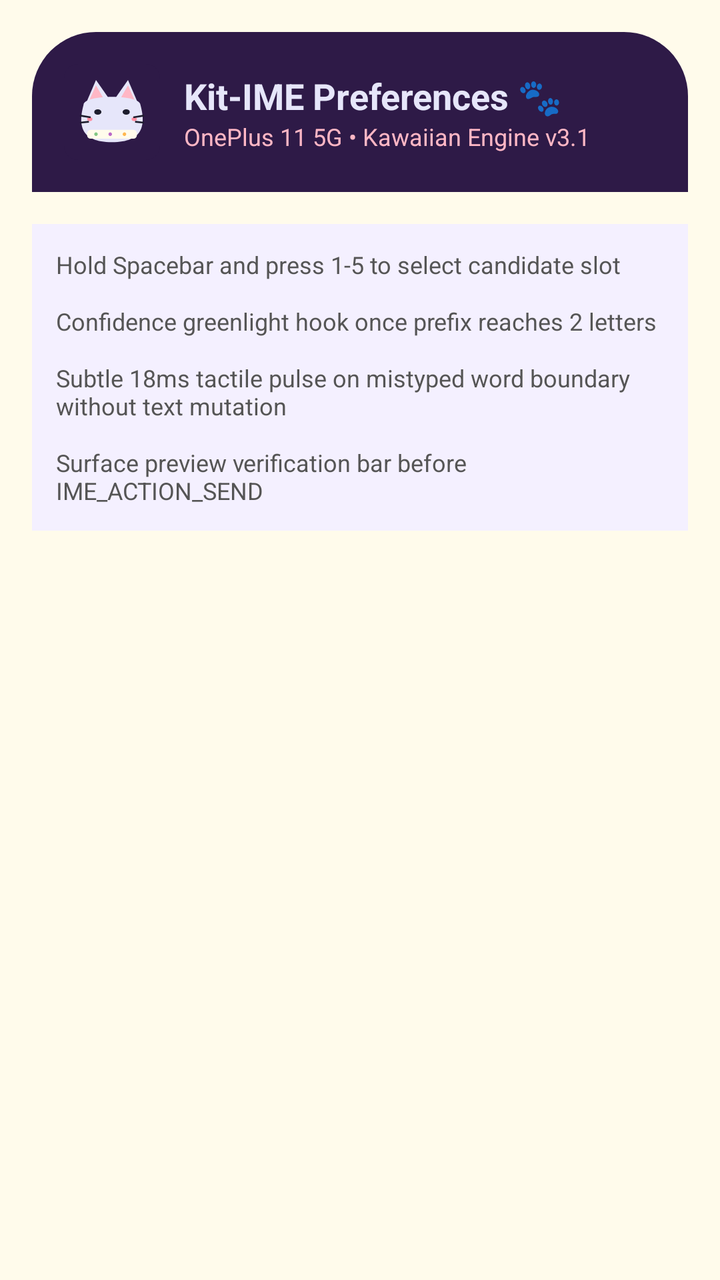
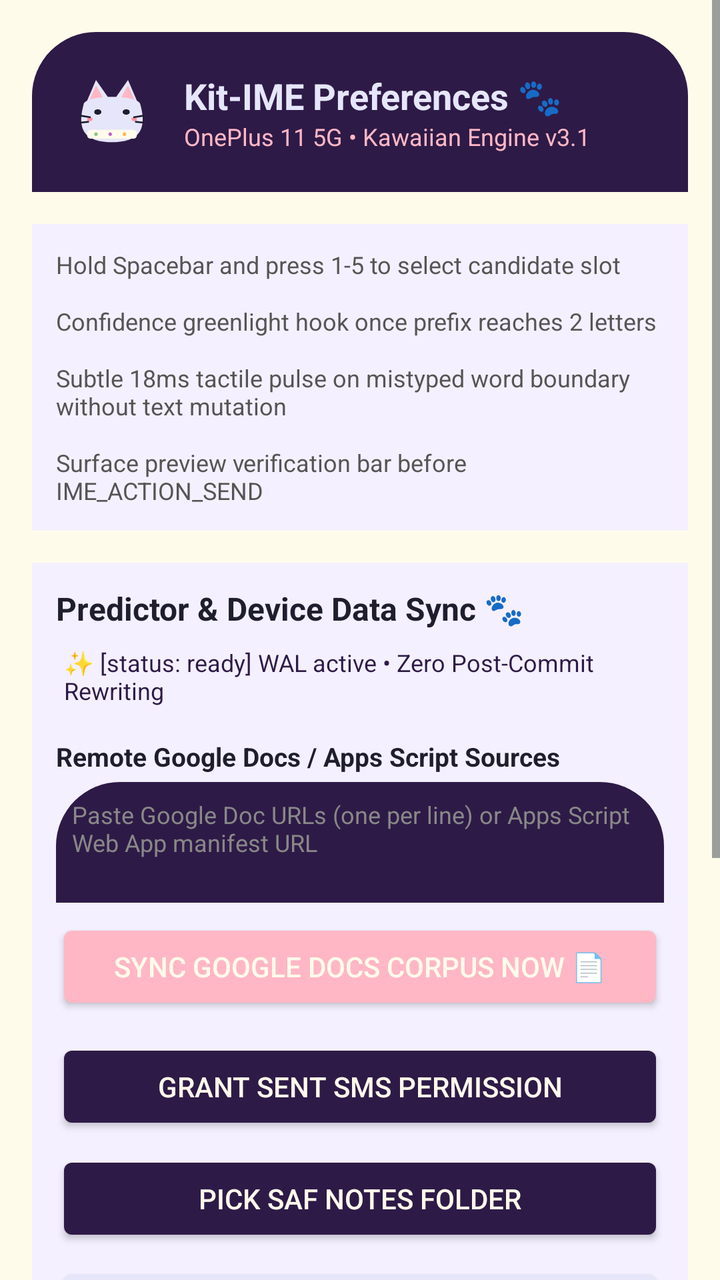

Two renders of the same Android screen: before a commit and after it. Below are the layout's source before the change and the commit's diff.
<!-- AndroidManifest.xml: application theme Theme.KitIme -->
<!-- res/layout/activity_settings.xml -->
<?xml version="1.0" encoding="utf-8"?>
<LinearLayout xmlns:android="http://schemas.android.com/apk/res/android"
    android:layout_width="match_parent"
    android:layout_height="match_parent"
    android:orientation="vertical"
    android:background="@color/kawaii_gold"
    android:padding="16dp">

    
    <LinearLayout
        android:layout_width="match_parent"
        android:layout_height="wrap_content"
        android:orientation="horizontal"
        android:gravity="center_vertical"
        android:background="@drawable/bg_ime_panel"
        android:padding="16dp"
        android:layout_marginBottom="16dp">

        <ImageView
            android:layout_width="48dp"
            android:layout_height="48dp"
            android:src="@drawable/ic_kitime_logo"
            android:contentDescription="@string/app_name" />

        <LinearLayout
            android:layout_width="0dp"
            android:layout_height="wrap_content"
            android:layout_weight="1"
            android:orientation="vertical"
            android:layout_marginStart="12dp">

            <TextView
                android:layout_width="wrap_content"
                android:layout_height="wrap_content"
                android:text="Kit-IME Preferences 🐾"
                android:textColor="@color/kawaii_lavender"
                android:textSize="18sp"
                android:textStyle="bold" />

            <TextView
                android:layout_width="wrap_content"
                android:layout_height="wrap_content"
                android:text="OnePlus 11 5G • Kawaiian Engine v3.1"
                android:textColor="@color/kawaii_pink"
                android:textSize="12sp" />
        </LinearLayout>
    </LinearLayout>

    
    <LinearLayout
        android:layout_width="match_parent"
        android:layout_height="wrap_content"
        android:orientation="vertical"
        android:background="@color/kawaii_card_bg"
        android:padding="12dp">

        
        <androidx.appcompat.widget.SwitchCompat
            android:id="@+id/switch_space_chord"
            android:layout_width="match_parent"
            android:layout_height="wrap_content"
            android:text="@string/pref_chord_mode"
            android:textColor="@color/kawaii_slate"
            android:textSize="15sp"
            android:textStyle="bold"
            android:paddingTop="8dp"
            android:paddingBottom="8dp" />

        <TextView
            android:layout_width="match_parent"
            android:layout_height="wrap_content"
            android:text="@string/pref_chord_mode_summary"
            android:textColor="#555"
            android:textSize="12sp"
            android:layout_marginBottom="12dp" />

        
        <androidx.appcompat.widget.SwitchCompat
            android:id="@+id/switch_greenlight"
            android:layout_width="match_parent"
            android:layout_height="wrap_content"
            android:text="@string/pref_greenlight"
            android:textColor="@color/kawaii_slate"
            android:textSize="15sp"
            android:textStyle="bold"
            android:paddingTop="8dp"
            android:paddingBottom="8dp" />

        <TextView
            android:layout_width="match_parent"
            android:layout_height="wrap_content"
            android:text="@string/pref_greenlight_summary"
            android:textColor="#555"
            android:textSize="12sp"
            android:layout_marginBottom="12dp" />

        
        <androidx.appcompat.widget.SwitchCompat
            android:id="@+id/switch_soft_bzzt"
            android:layout_width="match_parent"
            android:layout_height="wrap_content"
            android:text="@string/pref_soft_bzzt"
            android:textColor="@color/kawaii_slate"
            android:textSize="15sp"
            android:textStyle="bold"
            android:paddingTop="8dp"
            android:paddingBottom="8dp" />

        <TextView
            android:layout_width="match_parent"
            android:layout_height="wrap_content"
            android:text="@string/pref_soft_bzzt_summary"
            android:textColor="#555"
            android:textSize="12sp"
            android:layout_marginBottom="12dp" />

        
        <androidx.appcompat.widget.SwitchCompat
            android:id="@+id/switch_send_guard"
            android:layout_width="match_parent"
            android:layout_height="wrap_content"
            android:text="@string/pref_send_guard"
            android:textColor="@color/kawaii_slate"
            android:textSize="15sp"
            android:textStyle="bold"
            android:paddingTop="8dp"
            android:paddingBottom="8dp" />

        <TextView
            android:layout_width="match_parent"
            android:layout_height="wrap_content"
            android:text="@string/pref_send_guard_summary"
            android:textColor="#555"
            android:textSize="12sp" />

    </LinearLayout>

</LinearLayout>
<!-- resources referenced by this layout -->
<resources>
  <color name="kawaii_card_bg">#F4F0FF</color>
  <color name="kawaii_gold">#FFFBEB</color>
  <color name="kawaii_lavender">#E6E6FA</color>
  <color name="kawaii_pink">#FFB7C5</color>
  <color name="kawaii_slate">#1E1E2E</color>
  <!-- drawable bg_ime_panel (drawable) -->
  <?xml version="1.0" encoding="utf-8"?>
  <shape xmlns:android="http://schemas.android.com/apk/res/android"
      android:shape="rectangle">
      <corners
          android:topLeftRadius="32dp"
          android:topRightRadius="32dp"
          android:bottomLeftRadius="0dp"
          android:bottomRightRadius="0dp" />
      <solid android:color="@color/kawaii_indigo" />
  </shape>
  <!-- drawable ic_kitime_logo: vector/xml drawable (drawable, 2151 chars, omitted) -->
  <string name="app_name">Kit-IME</string>
  <string name="pref_chord_mode">Spacebar + Number Chord Selection</string>
  <string name="pref_chord_mode_summary">Hold Spacebar and press 1-5 to select candidate slot</string>
  <string name="pref_greenlight">2-Letter Greenlighting</string>
  <string name="pref_greenlight_summary">Confidence greenlight hook once prefix reaches 2 letters</string>
  <string name="pref_send_guard">Double-Check Before Send</string>
  <string name="pref_send_guard_summary">Surface preview verification bar before IME_ACTION_SEND</string>
  <string name="pref_soft_bzzt">Soft Spelling "Bzzt" Haptic</string>
  <string name="pref_soft_bzzt_summary">Subtle 18ms tactile pulse on mistyped word boundary without text mutation</string>
  <style name="Theme.KitIme" parent="android:Theme.DeviceDefault.InputMethod">
          <item name="android:colorBackground">@color/kawaii_indigo</item>
      </style>
  <color name="kawaii_indigo">#2E1A47</color>
</resources>

<!-- the commit's change to res/layout/activity_settings.xml (unified diff, before → after) -->
@@ -1,138 +1,279 @@
 <?xml version="1.0" encoding="utf-8"?>
-<LinearLayout xmlns:android="http://schemas.android.com/apk/res/android"
+<ScrollView xmlns:android="http://schemas.android.com/apk/res/android"
     android:layout_width="match_parent"
     android:layout_height="match_parent"
-    android:orientation="vertical"
     android:background="@color/kawaii_gold"
-    android:padding="16dp">
-
-    
-    <LinearLayout
-        android:layout_width="match_parent"
-        android:layout_height="wrap_content"
-        android:orientation="horizontal"
-        android:gravity="center_vertical"
-        android:background="@drawable/bg_ime_panel"
-        android:padding="16dp"
-        android:layout_marginBottom="16dp">
-
-        <ImageView
-            android:layout_width="48dp"
-            android:layout_height="48dp"
-            android:src="@drawable/ic_kitime_logo"
-            android:contentDescription="@string/app_name" />
-
-        <LinearLayout
-            android:layout_width="0dp"
-            android:layout_height="wrap_content"
-            android:layout_weight="1"
-            android:orientation="vertical"
-            android:layout_marginStart="12dp">
-
-            <TextView
-                android:layout_width="wrap_content"
-                android:layout_height="wrap_content"
-                android:text="Kit-IME Preferences 🐾"
-                android:textColor="@color/kawaii_lavender"
-                android:textSize="18sp"
-                android:textStyle="bold" />
-
-            <TextView
-                android:layout_width="wrap_content"
-                android:layout_height="wrap_content"
-                android:text="OnePlus 11 5G • Kawaiian Engine v3.1"
-                android:textColor="@color/kawaii_pink"
-                android:textSize="12sp" />
-        </LinearLayout>
-    </LinearLayout>
-
-    
+    android:fillViewport="true">
+
     <LinearLayout
         android:layout_width="match_parent"
         android:layout_height="wrap_content"
         android:orientation="vertical"
-        android:background="@color/kawaii_card_bg"
-        android:padding="12dp">
+        android:padding="16dp">
 
         
-        <androidx.appcompat.widget.SwitchCompat
-            android:id="@+id/switch_space_chord"
+        <LinearLayout
             android:layout_width="match_parent"
             android:layout_height="wrap_content"
-            android:text="@string/pref_chord_mode"
-            android:textColor="@color/kawaii_slate"
-            android:textSize="15sp"
-            android:textStyle="bold"
-            android:paddingTop="8dp"
-            android:paddingBottom="8dp" />
-
-        <TextView
+            android:orientation="horizontal"
+            android:gravity="center_vertical"
+            android:background="@drawable/bg_ime_panel"
+            android:padding="16dp"
+            android:layout_marginBottom="16dp">
+
+            <ImageView
+                android:layout_width="48dp"
+                android:layout_height="48dp"
+                android:src="@drawable/ic_kitime_logo"
+                android:contentDescription="@string/app_name" />
+
+            <LinearLayout
+                android:layout_width="0dp"
+                android:layout_height="wrap_content"
+                android:layout_weight="1"
+                android:orientation="vertical"
+                android:layout_marginStart="12dp">
+
+                <TextView
+                    android:layout_width="wrap_content"
+                    android:layout_height="wrap_content"
+                    android:text="Kit-IME Preferences 🐾"
+                    android:textColor="@color/kawaii_lavender"
+                    android:textSize="18sp"
+                    android:textStyle="bold" />
+
+                <TextView
+                    android:layout_width="wrap_content"
+                    android:layout_height="wrap_content"
+                    android:text="OnePlus 11 5G • Kawaiian Engine v3.1"
+                    android:textColor="@color/kawaii_pink"
+                    android:textSize="12sp" />
+            </LinearLayout>
+        </LinearLayout>
+
+        
+        <LinearLayout
             android:layout_width="match_parent"
             android:layout_height="wrap_content"
-            android:text="@string/pref_chord_mode_summary"
-            android:textColor="#555"
-            android:textSize="12sp"
-            android:layout_marginBottom="12dp" />
+            android:orientation="vertical"
+            android:background="@color/kawaii_card_bg"
+            android:padding="12dp"
+            android:layout_marginBottom="16dp">
+
+            
+            <androidx.appcompat.widget.SwitchCompat
+                android:id="@+id/switch_space_chord"
+                android:layout_width="match_parent"
+                android:layout_height="wrap_content"
+                android:text="@string/pref_chord_mode"
+                android:textColor="@color/kawaii_slate"
+                android:textSize="15sp"
+                android:textStyle="bold"
+                android:paddingTop="8dp"
+                android:paddingBottom="8dp" />
+
+            <TextView
+                android:layout_width="match_parent"
+                android:layout_height="wrap_content"
+                android:text="@string/pref_chord_mode_summary"
+                android:textColor="#555"
+                android:textSize="12sp"
+                android:layout_marginBottom="12dp" />
+
+            
+            <androidx.appcompat.widget.SwitchCompat
+                android:id="@+id/switch_greenlight"
+                android:layout_width="match_parent"
+                android:layout_height="wrap_content"
+                android:text="@string/pref_greenlight"
+                android:textColor="@color/kawaii_slate"
+                android:textSize="15sp"
+                android:textStyle="bold"
+                android:paddingTop="8dp"
+                android:paddingBottom="8dp" />
+
+            <TextView
+                android:layout_width="match_parent"
+                android:layout_height="wrap_content"
+                android:text="@string/pref_greenlight_summary"
+                android:textColor="#555"
+                android:textSize="12sp"
+                android:layout_marginBottom="12dp" />
+
+            
+            <androidx.appcompat.widget.SwitchCompat
+                android:id="@+id/switch_soft_bzzt"
+                android:layout_width="match_parent"
+                android:layout_height="wrap_content"
+                android:text="@string/pref_soft_bzzt"
+                android:textColor="@color/kawaii_slate"
+                android:textSize="15sp"
+                android:textStyle="bold"
+                android:paddingTop="8dp"
+                android:paddingBottom="8dp" />
+
+            <TextView
+                android:layout_width="match_parent"
+                android:layout_height="wrap_content"
+                android:text="@string/pref_soft_bzzt_summary"
+                android:textColor="#555"
+                android:textSize="12sp"
+                android:layout_marginBottom="12dp" />
+
+            
+            <androidx.appcompat.widget.SwitchCompat
+                android:id="@+id/switch_send_guard"
+                android:layout_width="match_parent"
+                android:layout_height="wrap_content"
+                android:text="@string/pref_send_guard"
+                android:textColor="@color/kawaii_slate"
+                android:textSize="15sp"
+                android:textStyle="bold"
+                android:paddingTop="8dp"
+                android:paddingBottom="8dp" />
+
+            <TextView
+                android:layout_width="match_parent"
+                android:layout_height="wrap_content"
+                android:text="@string/pref_send_guard_summary"
+                android:textColor="#555"
+                android:textSize="12sp" />
+
+        </LinearLayout>
 
         
-        <androidx.appcompat.widget.SwitchCompat
-            android:id="@+id/switch_greenlight"
+        <LinearLayout
             android:layout_width="match_parent"
             android:layout_height="wrap_content"
-            android:text="@string/pref_greenlight"
-            android:textColor="@color/kawaii_slate"
-            android:textSize="15sp"
-            android:textStyle="bold"
-            android:paddingTop="8dp"
-            android:paddingBottom="8dp" />
-
-        <TextView
-            android:layout_width="match_parent"
-            android:layout_height="wrap_content"
-            android:text="@string/pref_greenlight_summary"
-            android:textColor="#555"
-            android:textSize="12sp"
-            android:layout_marginBottom="12dp" />
-
-        
-        <androidx.appcompat.widget.SwitchCompat
-            android:id="@+id/switch_soft_bzzt"
-            android:layout_width="match_parent"
-            android:layout_height="wrap_content"
-            android:text="@string/pref_soft_bzzt"
-            android:textColor="@color/kawaii_slate"
-            android:textSize="15sp"
-            android:textStyle="bold"
-            android:paddingTop="8dp"
-            android:paddingBottom="8dp" />
-
-        <TextView
-            android:layout_width="match_parent"
-            android:layout_height="wrap_content"
-            android:text="@string/pref_soft_bzzt_summary"
-            android:textColor="#555"
-            android:textSize="12sp"
-            android:layout_marginBottom="12dp" />
-
-        
-        <androidx.appcompat.widget.SwitchCompat
-            android:id="@+id/switch_send_guard"
-            android:layout_width="match_parent"
-            android:layout_height="wrap_content"
-            android:text="@string/pref_send_guard"
-            android:textColor="@color/kawaii_slate"
-            android:textSize="15sp"
-            android:textStyle="bold"
-            android:paddingTop="8dp"
-            android:paddingBottom="8dp" />
-
-        <TextView
-            android:layout_width="match_parent"
-            android:layout_height="wrap_content"
-            android:text="@string/pref_send_guard_summary"
-            android:textColor="#555"
-            android:textSize="12sp" />
+            android:orientation="vertical"
+            android:background="@color/kawaii_card_bg"
+            android:padding="12dp"
+            android:layout_marginBottom="16dp">
+
+            <TextView
+                android:layout_width="wrap_content"
+                android:layout_height="wrap_content"
+                android:text="@string/pref_data_sync_title"
+                android:textColor="@color/kawaii_slate"
+                android:textSize="16sp"
+                android:textStyle="bold"
+                android:layout_marginBottom="4dp" />
+
+            <TextView
+                android:id="@+id/txt_sync_status"
+                android:layout_width="match_parent"
+                android:layout_height="wrap_content"
+                android:text="✨ [status: ready] WAL active • Zero Post-Commit Rewriting"
+                android:textColor="@color/kawaii_indigo"
+                android:textSize="12sp"
+                android:padding="4dp"
+                android:layout_marginBottom="12dp" />
+
+            
+            <TextView
+                android:layout_width="match_parent"
+                android:layout_height="wrap_content"
+                android:text="@string/lbl_google_docs_title"
+                android:textColor="@color/kawaii_slate"
+                android:textSize="13sp"
+                android:textStyle="bold"
+                android:layout_marginBottom="4dp" />
+
+            <EditText
+                android:id="@+id/edit_google_doc_urls"
+                android:layout_width="match_parent"
+                android:layout_height="wrap_content"
+                android:hint="@string/hint_google_docs_urls"
+                android:textSize="12sp"
+                android:textColor="@color/kawaii_slate"
+                android:textColorHint="#888"
+                android:background="@drawable/bg_ime_panel"
+                android:padding="8dp"
+                android:minLines="3"
+                android:gravity="top|start"
+                android:inputType="textMultiLine|textUri"
+                android:layout_marginBottom="8dp" />
+
+            
+            <Button
+                android:id="@+id/btn_sync_google_docs"
+                android:layout_width="match_parent"
+                android:layout_height="wrap_content"
+                android:text="@string/btn_sync_google_docs"
+                android:textColor="@color/kawaii_gold"
+                android:backgroundTint="@color/kawaii_pink"
+                android:layout_marginBottom="12dp" />
+
+            
+            <Button
+                android:id="@+id/btn_grant_sms"
+                android:layout_width="match_parent"
+                android:layout_height="wrap_content"
+                android:text="@string/btn_grant_sms"
+                android:textColor="@color/kawaii_gold"
+                android:backgroundTint="@color/kawaii_indigo"
+                android:layout_marginBottom="8dp" />
+
+            
+            <Button
+                android:id="@+id/btn_pick_saf"
+                android:layout_width="match_parent"
+                android:layout_height="wrap_content"
+                android:text="@string/btn_pick_saf"
+                android:textColor="@color/kawaii_gold"
+                android:backgroundTint="@color/kawaii_indigo"
+                android:layout_marginBottom="8dp" />
+
+            
+            <Button
+                android:id="@+id/btn_import_file"
+                android:layout_width="match_parent"
+                android:layout_height="wrap_content"
+                android:text="Import Google Doc / File from Drive 📄"
+                android:textColor="@color/kawaii_slate"
+                android:backgroundTint="@color/kawaii_lavender"
+                android:layout_marginBottom="8dp" />
+
+            
+            <Button
+                android:id="@+id/btn_sync_user_dict"
+                android:layout_width="match_parent"
+                android:layout_height="wrap_content"
+                android:text="@string/btn_sync_user_dict"
+                android:textColor="@color/kawaii_indigo"
+                android:backgroundTint="@color/kawaii_lavender"
+                android:layout_marginBottom="8dp" />
+
+            
+            <Button
+                android:id="@+id/btn_run_gather_now"
+                android:layout_width="match_parent"
+                android:layout_height="wrap_content"
+                android:text="@string/btn_run_gather_now"
+                android:textColor="@color/kawaii_gold"
+                android:backgroundTint="@color/kawaii_indigo"
+                android:layout_marginBottom="8dp" />
+
+            
+            <Button
+                android:id="@+id/btn_flush_firebase"
+                android:layout_width="match_parent"
+                android:layout_height="wrap_content"
+                android:text="@string/btn_flush_firebase"
+                android:textColor="@color/kawaii_indigo"
+                android:backgroundTint="@color/kawaii_lavender"
+                android:layout_marginBottom="8dp" />
+
+            
+            <Button
+                android:id="@+id/btn_restore_snapshot"
+                android:layout_width="match_parent"
+                android:layout_height="wrap_content"
+                android:text="@string/btn_restore_snapshot"
+                android:textColor="@color/kawaii_gold"
+                android:backgroundTint="@color/kawaii_pink" />
+
+        </LinearLayout>
 
     </LinearLayout>
-
-</LinearLayout>
+</ScrollView>
<!-- resource entries referenced after the edit -->
@@ -18,8 +18,18 @@
   </shape>
   <!-- drawable ic_kitime_logo: vector/xml drawable (drawable, 2151 chars, omitted) -->
   <string name="app_name">Kit-IME</string>
+  <string name="btn_flush_firebase">Flush Firebase Deltas</string>
+  <string name="btn_grant_sms">Grant Sent SMS Permission</string>
+  <string name="btn_pick_saf">Pick SAF Notes Folder</string>
+  <string name="btn_restore_snapshot">Restore DB Snapshot</string>
+  <string name="btn_run_gather_now">Run Gather Now</string>
+  <string name="btn_sync_google_docs">Sync Google Docs Corpus Now 📄</string>
+  <string name="btn_sync_user_dict">Sync to Android UserDictionary</string>
+  <string name="hint_google_docs_urls">Paste Google Doc URLs (one per line) or Apps Script Web App manifest URL</string>
+  <string name="lbl_google_docs_title">Remote Google Docs / Apps Script Sources</string>
   <string name="pref_chord_mode">Spacebar + Number Chord Selection</string>
   <string name="pref_chord_mode_summary">Hold Spacebar and press 1-5 to select candidate slot</string>
+  <string name="pref_data_sync_title">Predictor &amp; Device Data Sync 🐾</string>
   <string name="pref_greenlight">2-Letter Greenlighting</string>
   <string name="pref_greenlight_summary">Confidence greenlight hook once prefix reaches 2 letters</string>
   <string name="pref_send_guard">Double-Check Before Send</string>
